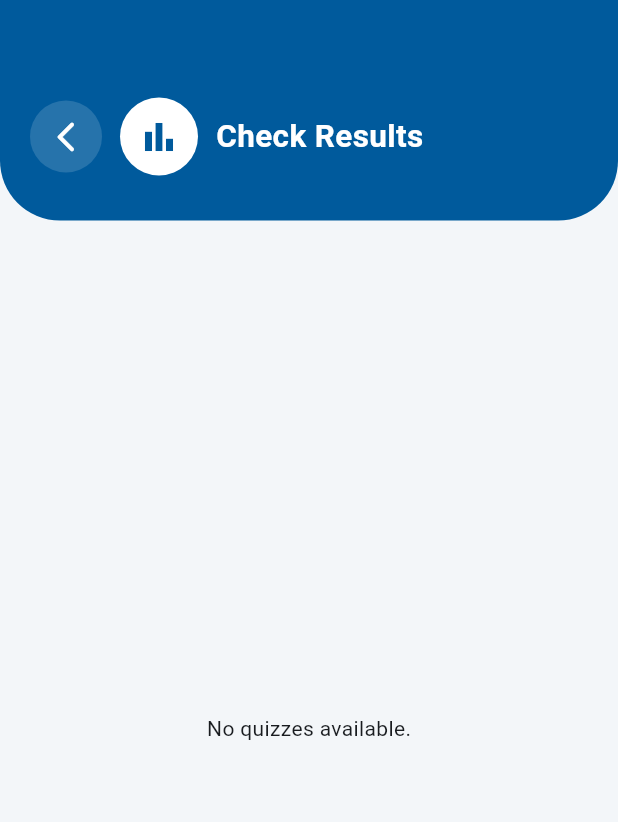
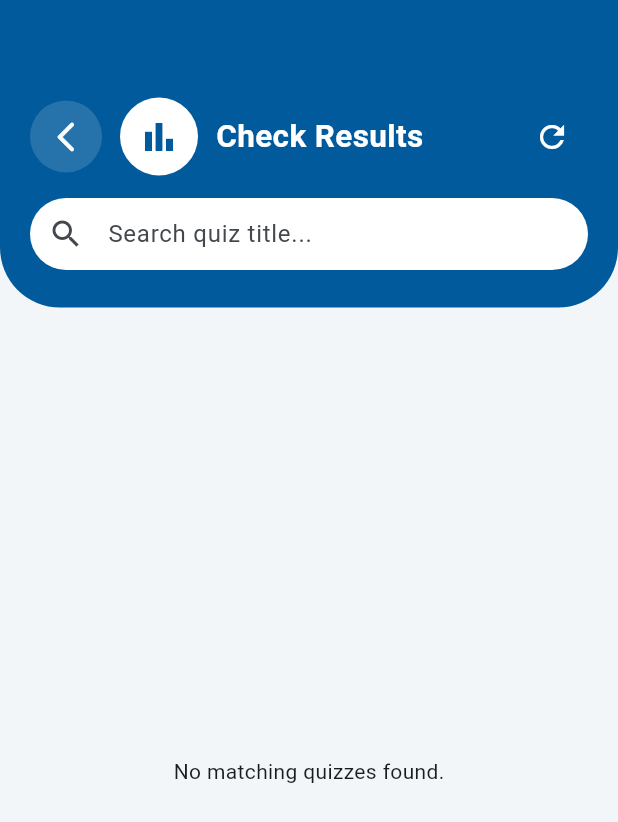
Before and after one commit to LesterLiauJiunLang/lumina_mobile_application, a Flutter app: the AllScoreQuizScreen screen opened by its route, on a phone screen of 412 x 824 dp. Shown: the top 822 px of the screen. Run offline on Flutter 3.47's test engine with Material 3 defaults, Android fonts, the phone set to English and light mode, and no system bars; our stand-ins replace csv, fl_chart, image_picker, qr_flutter, supabase_flutter; missing offline and left inert: mobile_scanner; accounts and stored records are empty.

Commit message:
add search bar

```diff
--- a/lib/all_score_quiz_screen.dart
+++ b/lib/all_score_quiz_screen.dart
@@ -1,16 +1,27 @@
 import 'package:flutter/material.dart';
 import 'package:supabase_flutter/supabase_flutter.dart';
 import 'student_score_chart.dart';
-//ss
-class AllScoreQuizScreen extends StatelessWidget {
+
+class AllScoreQuizScreen extends StatefulWidget {
   final String? studentId;
 
   const AllScoreQuizScreen({super.key, this.studentId});
 
   @override
+  State<AllScoreQuizScreen> createState() => _AllScoreQuizScreenState();
+}
+
+class _AllScoreQuizScreenState extends State<AllScoreQuizScreen> {
+  final supabase = Supabase.instance.client;
+
+  Key _refreshKey = UniqueKey();
+
+  final TextEditingController _searchController = TextEditingController();
+  String searchQuery = "";
+
+  @override
   Widget build(BuildContext context) {
-    final isStaff = studentId == null;
-    final supabase = Supabase.instance.client;
+    final isStaff = widget.studentId == null;
 
     return Scaffold(
       backgroundColor: const Color(0xFFF3F6F9),
@@ -19,7 +30,7 @@ class AllScoreQuizScreen extends StatelessWidget {
           // ===== HEADER =====
           Container(
             width: double.infinity,
-            padding: const EdgeInsets.fromLTRB(20, 65, 20, 30),
+            padding: const EdgeInsets.fromLTRB(20, 65, 20, 25),
             decoration: const BoxDecoration(
               color: Color(0xFF005A9C),
               borderRadius: BorderRadius.only(
@@ -27,9 +38,11 @@ class AllScoreQuizScreen extends StatelessWidget {
                 bottomRight: Radius.circular(40),
               ),
             ),
-            child: Row(
+            child: Column(
               children: [
-                // 🔙 Back Button
+                Row(
+                  children: [
+                    // 🔙 Back
                     Container(
                       decoration: BoxDecoration(
                         color: Colors.white.withOpacity(0.15),
@@ -63,6 +76,45 @@ class AllScoreQuizScreen extends StatelessWidget {
                         ),
                       ),
                     ),
+
+                    // 🔄 Refresh Button
+                    IconButton(
+                      icon: const Icon(Icons.refresh, color: Colors.white),
+                      onPressed: () {
+                        setState(() {
+                          _refreshKey = UniqueKey();
+                          _searchController.clear();
+                          searchQuery = "";
+                        });
+                      },
+                    ),
+                  ],
+                ),
+
+                const SizedBox(height: 15),
+
+                // 🔍 SEARCH BAR
+                Container(
+                  decoration: BoxDecoration(
+                    color: Colors.white,
+                    borderRadius: BorderRadius.circular(25),
+                  ),
+                  child: TextField(
+                    controller: _searchController,
+                    onChanged: (value) {
+                      setState(() {
+                        searchQuery = value.toLowerCase();
+                      });
+                    },
+                    decoration: const InputDecoration(
+                      hintText: "Search quiz title...",
+                      prefixIcon: Icon(Icons.search),
+                      border: InputBorder.none,
+                      contentPadding:
+                      EdgeInsets.symmetric(horizontal: 15, vertical: 12),
+                    ),
+                  ),
+                ),
               ],
             ),
           ),
@@ -70,6 +122,7 @@ class AllScoreQuizScreen extends StatelessWidget {
           // ===== CONTENT =====
           Expanded(
             child: FutureBuilder<List<Map<String, dynamic>>>(
+              key: _refreshKey,
               future: supabase
                   .from('quizzes')
                   .select()
@@ -88,20 +141,38 @@ class AllScoreQuizScreen extends StatelessWidget {
 
                 final quizzes = snapshot.data ?? [];
 
-                if (quizzes.isEmpty) {
+                // 🔍 FILTER
+                final filtered = quizzes.where((quiz) {
+                  final title =
+                  (quiz['title'] ?? "").toString().toLowerCase();
+                  return title.contains(searchQuery);
+                }).toList();
+
+                if (filtered.isEmpty) {
                   return const Center(
-                      child: Text("No quizzes available."));
+                    child: Text("No matching quizzes found."),
+                  );
                 }
 
-                return ListView.builder(
+                return RefreshIndicator(
+                  onRefresh: () async {
+                    setState(() {
+                      _refreshKey = UniqueKey();
+                      _searchController.clear();
+                      searchQuery = "";
+                    });
+                  },
+                  child: ListView.builder(
                     padding: const EdgeInsets.all(20),
-                  itemCount: quizzes.length,
+                    itemCount: filtered.length,
                     itemBuilder: (_, i) {
-                    final quiz = quizzes[i];
+                      final quiz = filtered[i];
 
                       final String quizId = quiz['id'];
                       final String title =
                           quiz['title'] ?? "Untitled Quiz";
+                      final String topic =
+                          quiz['topic'] ?? "General";
 
                       return GestureDetector(
                         onTap: () {
@@ -111,7 +182,7 @@ class AllScoreQuizScreen extends StatelessWidget {
                               builder: (_) => StudentScoreChartScreen(
                                 quizId: quizId,
                                 quizTitle: title,
-                              studentId: studentId,
+                                studentId: widget.studentId,
                               ),
                             ),
                           );
@@ -132,7 +203,6 @@ class AllScoreQuizScreen extends StatelessWidget {
                           ),
                           child: Row(
                             children: [
-                            // 📊 Icon Box
                               Container(
                                 padding: const EdgeInsets.all(12),
                                 decoration: BoxDecoration(
@@ -148,7 +218,6 @@ class AllScoreQuizScreen extends StatelessWidget {
 
                               const SizedBox(width: 15),
 
-                            // 📝 Quiz Info
                               Expanded(
                                 child: Column(
                                   crossAxisAlignment:
@@ -161,7 +230,26 @@ class AllScoreQuizScreen extends StatelessWidget {
                                         fontSize: 16,
                                       ),
                                     ),
+
+                                    const SizedBox(height: 5),
+
+                                    // 🏷️ TOPIC DISPLAY
+                                    Row(
+                                      children: [
+                                        const Icon(Icons.category,
+                                            size: 14,
+                                            color: Colors.grey),
+                                        const SizedBox(width: 4),
+                                        Text(
+                                          topic,
+                                          style: const TextStyle(
+                                              color: Colors.grey),
+                                        ),
+                                      ],
+                                    ),
+
                                     const SizedBox(height: 4),
+
                                     Text(
                                       "Quiz ID: $quizId",
                                       style: const TextStyle(
@@ -173,7 +261,6 @@ class AllScoreQuizScreen extends StatelessWidget {
                                 ),
                               ),
 
-                            // ➡️ Arrow
                               const Icon(Icons.arrow_forward_ios_rounded,
                                   size: 16, color: Colors.grey),
                             ],
@@ -181,6 +268,7 @@ class AllScoreQuizScreen extends StatelessWidget {
                         ),
                       );
                     },
+                  ),
                 );
               },
             ),
```
Also changed, not shown: lib/staff_view_all_quiz.dart (+101 -69 lines). Lines whose indentation alone changed are shown as unchanged.
